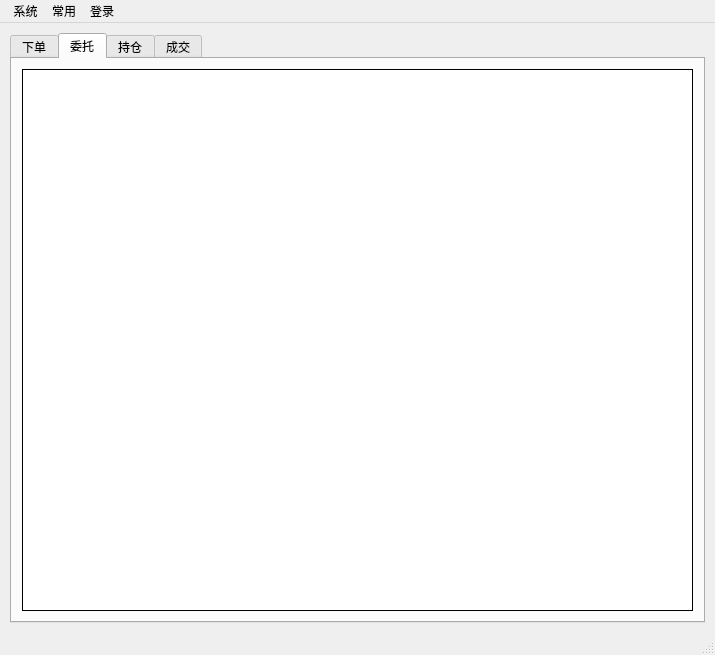
Above: Gui/MainUI.ui from 786980206/FMQuant before the change. Below: the same form after it.
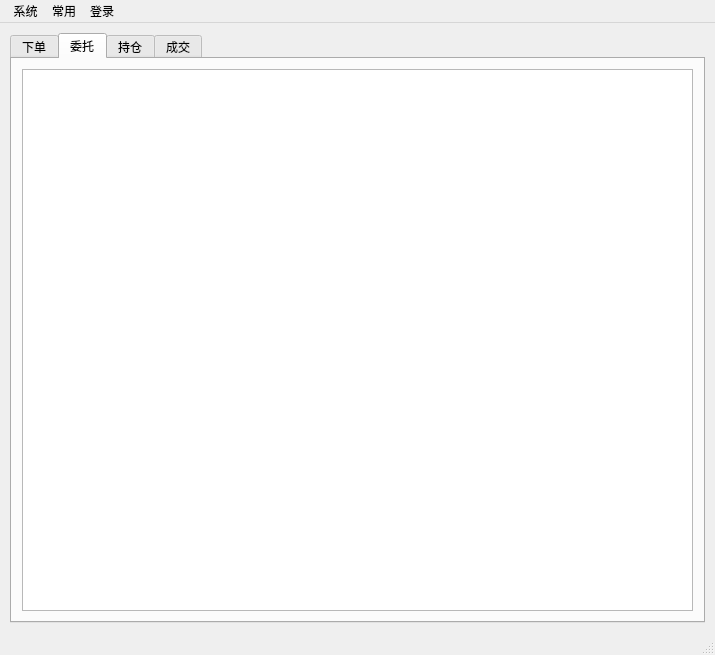
That is the form after the change. The open tabs and pages were chosen to show the change.

Patch:
```diff
--- a/Gui/MainUI.ui
+++ b/Gui/MainUI.ui
@@ -346,14 +346,7 @@
              <number>1</number>
             </property>
             <item>
-             <widget class="QTableView" name="TV_OrderList_Main">
-              <property name="frameShape">
-               <enum>QFrame::Box</enum>
-              </property>
-              <property name="frameShadow">
-               <enum>QFrame::Plain</enum>
-              </property>
-             </widget>
+             <widget class="QTableWidget" name="TV_OrderList_Main"/>
             </item>
            </layout>
           </item>
```
Left out of the diff: 18 changed lines with no effect on the pictures.
